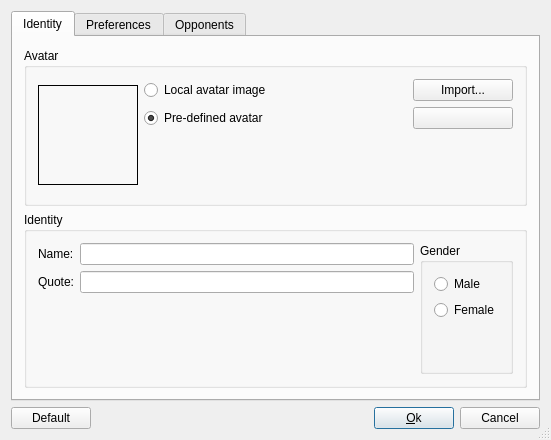
Qt form src/desktop/forms/OptionsUI.ui (arabine/icl) before a commit.
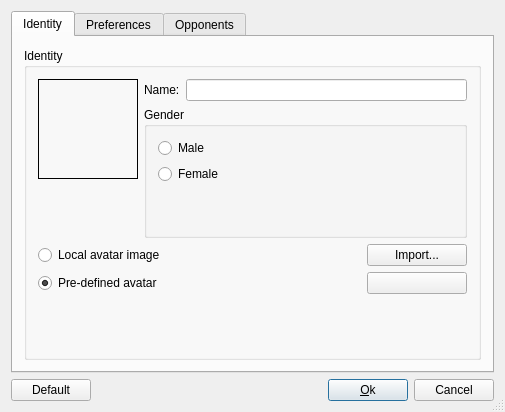
The same form after that commit. Icons and pictures are not drawn.

Commit message: Removed the quote parameter

What changed in the file:
```diff
--- a/src/desktop/forms/OptionsUI.ui
+++ b/src/desktop/forms/OptionsUI.ui
@@ -6,8 +6,8 @@
    <rect>
     <x>0</x>
     <y>0</y>
-    <width>551</width>
-    <height>440</height>
+    <width>505</width>
+    <height>412</height>
    </rect>
   </property>
   <property name="sizePolicy">
@@ -32,138 +32,63 @@
       <attribute name="title">
        <string>Identity</string>
       </attribute>
-      <layout class="QGridLayout" name="gridLayout_10">
+      <layout class="QGridLayout" name="gridLayout_6">
        <item row="0" column="0">
         <widget class="QGroupBox" name="groupBox">
          <property name="title">
-          <string>Avatar</string>
-         </property>
-         <layout class="QGridLayout" name="gridLayout_6">
-          <item row="0" column="0" rowspan="3">
-           <widget class="QLabel" name="pixSud">
-            <property name="minimumSize">
-             <size>
-              <width>100</width>
-              <height>100</height>
-             </size>
-            </property>
-            <property name="maximumSize">
-             <size>
-              <width>100</width>
-              <height>100</height>
-             </size>
-            </property>
-            <property name="frameShape">
-             <enum>QFrame::Box</enum>
-            </property>
-            <property name="frameShadow">
-             <enum>QFrame::Plain</enum>
-            </property>
-            <property name="text">
-             <string/>
-            </property>
-            <property name="scaledContents">
-             <bool>true</bool>
-            </property>
-            <property name="alignment">
-             <set>Qt::AlignLeading|Qt::AlignLeft|Qt::AlignVCenter</set>
-            </property>
-           </widget>
-          </item>
-          <item row="0" column="1">
-           <layout class="QHBoxLayout" name="horizontalLayout_10">
-            <item>
-             <widget class="QRadioButton" name="radioLocal">
-              <property name="text">
-               <string>Local avatar image</string>
-              </property>
-             </widget>
-            </item>
-            <item>
-             <widget class="QPushButton" name="buttonImport">
-              <property name="minimumSize">
-               <size>
-                <width>100</width>
-                <height>20</height>
-               </size>
-              </property>
-              <property name="maximumSize">
-               <size>
-                <width>100</width>
-                <height>100</height>
-               </size>
-              </property>
-              <property name="text">
-               <string>Import...</string>
-              </property>
-             </widget>
-            </item>
-           </layout>
-          </item>
-          <item row="1" column="1">
-           <layout class="QHBoxLayout" name="horizontalLayout_4">
-            <item>
-             <widget class="QRadioButton" name="radioPredefined">
-              <property name="text">
-               <string>Pre-defined avatar</string>
-              </property>
-              <property name="checked">
-               <bool>true</bool>
-              </property>
-             </widget>
-            </item>
-            <item>
-             <widget class="QPushButton" name="btnPixSud">
-              <property name="minimumSize">
-               <size>
-                <width>100</width>
-                <height>20</height>
-               </size>
-              </property>
-              <property name="maximumSize">
-               <size>
-                <width>100</width>
-                <height>100</height>
-               </size>
-              </property>
-              <property name="text">
-               <string/>
-              </property>
-              <property name="icon">
-               <iconset resource="../../../assets/desktop.qrc">
-                <normaloff>:/images/fileopen.png</normaloff>:/images/fileopen.png</iconset>
-              </property>
-              <property name="autoDefault">
-               <bool>false</bool>
-              </property>
-             </widget>
-            </item>
-           </layout>
-          </item>
-          <item row="2" column="1">
-           <spacer name="verticalSpacer">
-            <property name="orientation">
-             <enum>Qt::Vertical</enum>
-            </property>
-            <property name="sizeHint" stdset="0">
-             <size>
-              <width>20</width>
-              <height>38</height>
-             </size>
-            </property>
-           </spacer>
-          </item>
-         </layout>
-        </widget>
-       </item>
-       <item row="1" column="0">
-        <widget class="QGroupBox" name="groupBox_6">
-         <property name="title">
           <string>Identity</string>
          </property>
          <layout class="QGridLayout" name="gridLayout_5">
           <item row="0" column="0">
-           <layout class="QVBoxLayout" name="verticalLayout_2">
+           <layout class="QVBoxLayout" name="verticalLayout_5">
+            <item>
+             <widget class="QLabel" name="pixSud">
+              <property name="minimumSize">
+               <size>
+                <width>100</width>
+                <height>100</height>
+               </size>
+              </property>
+              <property name="maximumSize">
+               <size>
+                <width>100</width>
+                <height>100</height>
+               </size>
+              </property>
+              <property name="frameShape">
+               <enum>QFrame::Box</enum>
+              </property>
+              <property name="frameShadow">
+               <enum>QFrame::Plain</enum>
+              </property>
+              <property name="text">
+               <string/>
+              </property>
+              <property name="scaledContents">
+               <bool>true</bool>
+              </property>
+              <property name="alignment">
+               <set>Qt::AlignLeading|Qt::AlignLeft|Qt::AlignVCenter</set>
+              </property>
+             </widget>
+            </item>
+            <item>
+             <spacer name="verticalSpacer_4">
+              <property name="orientation">
+               <enum>Qt::Vertical</enum>
+              </property>
+              <property name="sizeHint" stdset="0">
+               <size>
+                <width>20</width>
+                <height>40</height>
+               </size>
+              </property>
+             </spacer>
+            </item>
+           </layout>
+          </item>
+          <item row="0" column="1">
+           <layout class="QVBoxLayout" name="verticalLayout_4">
             <item>
              <layout class="QHBoxLayout" name="_10">
               <property name="spacing">
@@ -204,95 +129,130 @@
              </layout>
             </item>
             <item>
-             <layout class="QHBoxLayout" name="_11">
-              <property name="spacing">
-               <number>6</number>
+             <widget class="QGroupBox" name="groupBox_7">
+              <property name="title">
+               <string>Gender</string>
               </property>
-              <property name="leftMargin">
-               <number>0</number>
-              </property>
-              <property name="topMargin">
-               <number>0</number>
-              </property>
-              <property name="rightMargin">
-               <number>0</number>
-              </property>
-              <property name="bottomMargin">
-               <number>0</number>
-              </property>
+              <layout class="QGridLayout" name="gridLayout_11">
+               <item row="0" column="0">
+                <widget class="QRadioButton" name="sexeM">
+                 <property name="text">
+                  <string>Male</string>
+                 </property>
+                </widget>
+               </item>
+               <item row="1" column="0">
+                <widget class="QRadioButton" name="sexeF">
+                 <property name="text">
+                  <string>Female</string>
+                 </property>
+                </widget>
+               </item>
+               <item row="2" column="0">
+                <spacer name="verticalSpacer_5">
+                 <property name="orientation">
+                  <enum>Qt::Vertical</enum>
+                 </property>
+                 <property name="sizeHint" stdset="0">
+                  <size>
+                   <width>20</width>
+                   <height>40</height>
+                  </size>
+                 </property>
+                </spacer>
+               </item>
+              </layout>
+             </widget>
+            </item>
+           </layout>
+          </item>
+          <item row="1" column="0" colspan="2">
+           <layout class="QVBoxLayout" name="verticalLayout_2">
+            <item>
+             <layout class="QHBoxLayout" name="horizontalLayout_10">
               <item>
-               <widget class="QLabel" name="TextLabel3_2_2">
+               <widget class="QRadioButton" name="radioLocal">
                 <property name="text">
-                 <string>Quote:</string>
+                 <string>Local avatar image</string>
                 </property>
                </widget>
               </item>
               <item>
-               <widget class="QLineEdit" name="citationSud">
-                <property name="enabled">
+               <widget class="QPushButton" name="buttonImport">
+                <property name="minimumSize">
+                 <size>
+                  <width>100</width>
+                  <height>20</height>
+                 </size>
+                </property>
+                <property name="maximumSize">
+                 <size>
+                  <width>100</width>
+                  <height>100</height>
+                 </size>
+                </property>
+                <property name="text">
+                 <string>Import...</string>
+                </property>
+               </widget>
+              </item>
+             </layout>
+            </item>
+            <item>
+             <layout class="QHBoxLayout" name="horizontalLayout_4">
+              <item>
+               <widget class="QRadioButton" name="radioPredefined">
+                <property name="text">
+                 <string>Pre-defined avatar</string>
+                </property>
+                <property name="checked">
                  <bool>true</bool>
                 </property>
-                <property name="locale">
-                 <locale language="French" country="France"/>
+               </widget>
+              </item>
+              <item>
+               <widget class="QPushButton" name="btnPixSud">
+                <property name="minimumSize">
+                 <size>
+                  <width>100</width>
+                  <height>20</height>
+                 </size>
                 </property>
-                <property name="maxLength">
-                 <number>100</number>
+                <property name="maximumSize">
+                 <size>
+                  <width>100</width>
+                  <height>100</height>
+                 </size>
+                </property>
+                <property name="text">
+                 <string/>
+                </property>
+                <property name="icon">
+                 <iconset resource="../../../assets/desktop.qrc">
+                  <normaloff>:/images/fileopen.png</normaloff>:/images/fileopen.png</iconset>
+                </property>
+                <property name="autoDefault">
+                 <bool>false</bool>
                 </property>
                </widget>
               </item>
              </layout>
             </item>
             <item>
-             <spacer name="verticalSpacer_6">
+             <spacer name="verticalSpacer">
               <property name="orientation">
                <enum>Qt::Vertical</enum>
               </property>
               <property name="sizeHint" stdset="0">
                <size>
                 <width>20</width>
-                <height>40</height>
+                <height>38</height>
                </size>
               </property>
              </spacer>
             </item>
            </layout>
           </item>
-          <item row="0" column="1">
-           <widget class="QGroupBox" name="groupBox_7">
-            <property name="title">
-             <string>Gender</string>
-            </property>
-            <layout class="QGridLayout" name="gridLayout_11">
-             <item row="0" column="0">
-              <widget class="QRadioButton" name="sexeM">
-               <property name="text">
-                <string>Male</string>
-               </property>
-              </widget>
-             </item>
-             <item row="1" column="0">
-              <widget class="QRadioButton" name="sexeF">
-               <property name="text">
-                <string>Female</string>
-               </property>
-              </widget>
-             </item>
-             <item row="2" column="0">
-              <spacer name="verticalSpacer_5">
-               <property name="orientation">
-                <enum>Qt::Vertical</enum>
-               </property>
-               <property name="sizeHint" stdset="0">
-                <size>
-                 <width>20</width>
-                 <height>40</height>
-                </size>
-               </property>
-              </spacer>
-             </item>
-            </layout>
-           </widget>
-          </item>
          </layout>
         </widget>
        </item>
@@ -579,7 +539,7 @@
           </property>
           <layout class="QGridLayout" name="gridLayout_7">
            <item row="0" column="0">
-            <layout class="QVBoxLayout" name="verticalLayout_4">
+            <layout class="QVBoxLayout" name="verticalLayout_3">
              <item>
               <layout class="QHBoxLayout" name="horizontalLayout_11">
                <item>
@@ -622,73 +582,6 @@
               </layout>
              </item>
              <item>
-              <layout class="QHBoxLayout" name="horizontalLayout_6">
-               <item>
-                <widget class="QLabel" name="label_2">
-                 <property name="text">
-                  <string>Quote: </string>
-                 </property>
-                </widget>
-               </item>
-               <item>
-                <widget class="QLineEdit" name="botQuote"/>
-               </item>
-              </layout>
-             </item>
-             <item>
-              <spacer name="verticalSpacer_3">
-               <property name="orientation">
-                <enum>Qt::Vertical</enum>
-               </property>
-               <property name="sizeHint" stdset="0">
-                <size>
-                 <width>20</width>
-                 <height>28</height>
-                </size>
-               </property>
-              </spacer>
-             </item>
-            </layout>
-           </item>
-           <item row="0" column="1">
-            <layout class="QVBoxLayout" name="verticalLayout">
-             <item>
-              <widget class="QLabel" name="botAvatar">
-               <property name="minimumSize">
-                <size>
-                 <width>100</width>
-                 <height>100</height>
-                </size>
-               </property>
-               <property name="maximumSize">
-                <size>
-                 <width>100</width>
-                 <height>100</height>
-                </size>
-               </property>
-               <property name="frameShape">
-                <enum>QFrame::Box</enum>
-               </property>
-               <property name="frameShadow">
-                <enum>QFrame::Plain</enum>
-               </property>
-               <property name="scaledContents">
-                <bool>true</bool>
-               </property>
-              </widget>
-             </item>
-             <item>
-              <widget class="QPushButton" name="buttonBotAvatar">
-               <property name="text">
-                <string/>
-               </property>
-               <property name="icon">
-                <iconset resource="../../../assets/desktop.qrc">
-                 <normaloff>:/images/fileopen.png</normaloff>:/images/fileopen.png</iconset>
-               </property>
-              </widget>
-             </item>
-             <item>
               <widget class="QGroupBox" name="groupBox_8">
                <property name="title">
                 <string>Gender</string>
```
Left out of the diff: 192 changed lines with no effect on the pictures. The commit also changes 4 other files.
